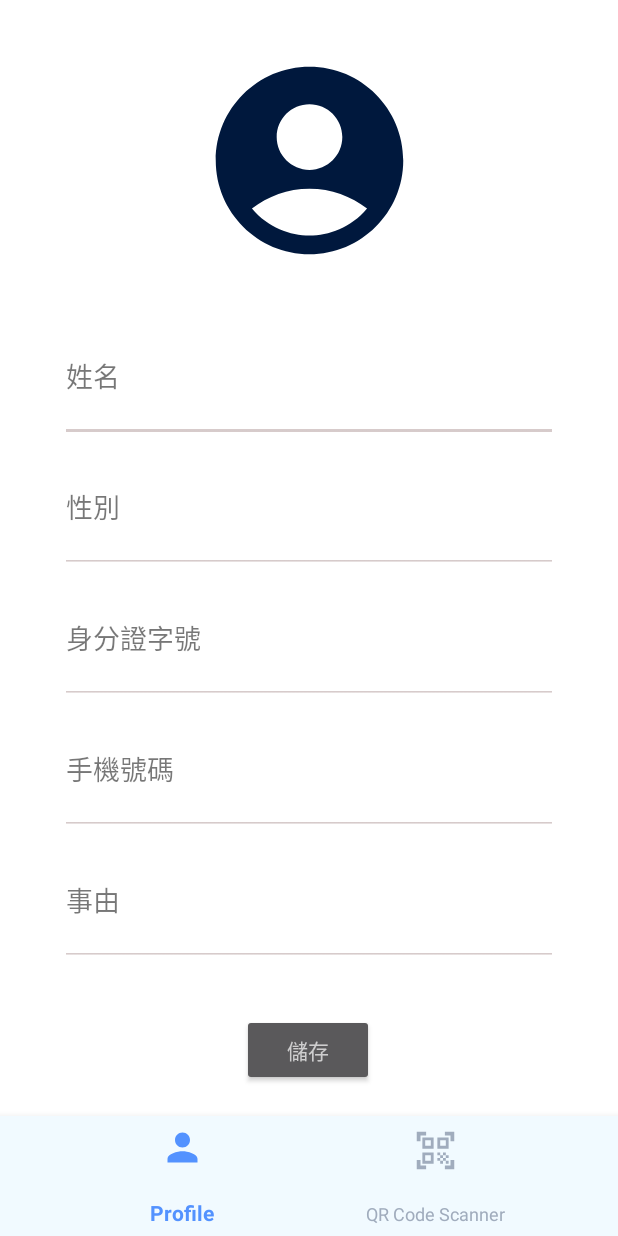
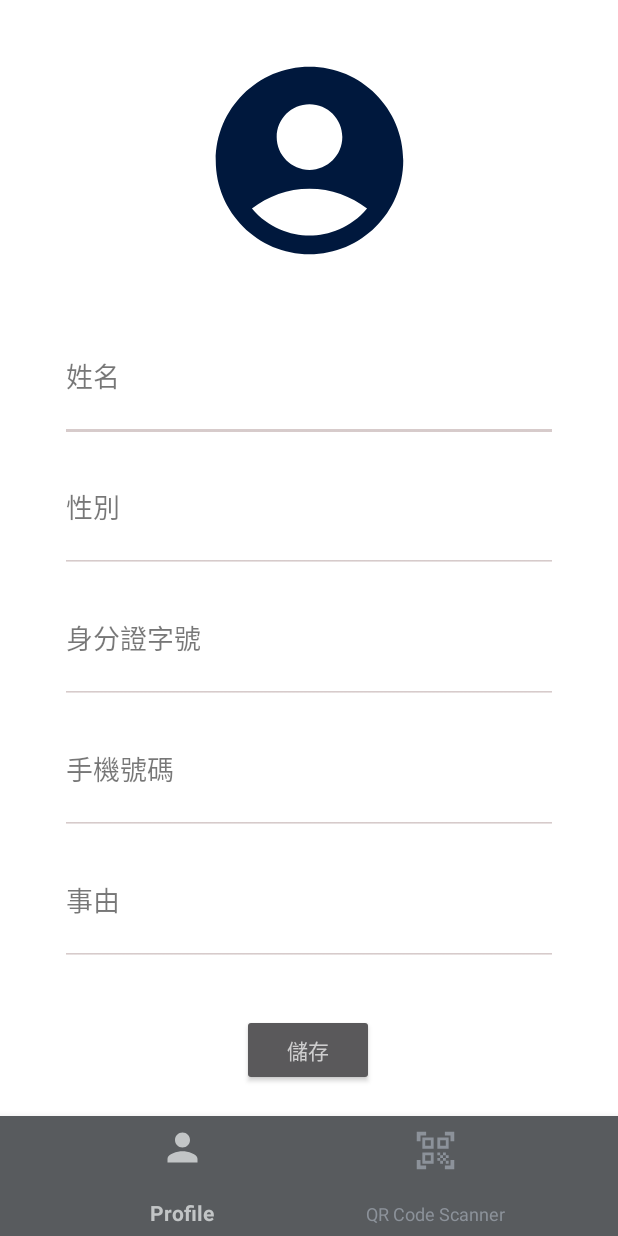
Before and after one commit to whitestorm2346/iBeaconGate, an Android app built with Jetpack Compose: the screen it shows after launch (MainActivity), on a phone screen of 412 x 824 dp. Run offline under Robolectric (Android 15) with nearby library versions, the phone set to English and light mode, and no system bars; our stand-ins replace Firebase (no records; nobody signed in at launch, a user with empty details on screens opened directly).

Commit message:
Modified the colors

```diff
--- a/app/src/main/res/values/colors.xml
+++ b/app/src/main/res/values/colors.xml
@@ -11,9 +11,9 @@
 <!--    <color name="secondaryLight">#FBEAFF</color>-->
 <!--    <color name="secondaryDark">#28115D</color>-->
 
-    <color name="navbar_background">#F1FAFF</color>
-    <color name="navbar_icon_accent">#5392FF</color>
-    <color name="navbar_icon_inactive">#A0ACBD</color>
-    <color name="navbar_text_accent">#5392FF</color>
-    <color name="navbar_text_inactive">#A0ACBD</color>
+    <color name="navbar_background">#585B5E</color>
+    <color name="navbar_icon_accent">#C2C5C6</color>
+    <color name="navbar_icon_inactive">#8C929A</color>
+    <color name="navbar_text_accent">#C2C5C6</color>
+    <color name="navbar_text_inactive">#8C929A</color>
 </resources>
```
